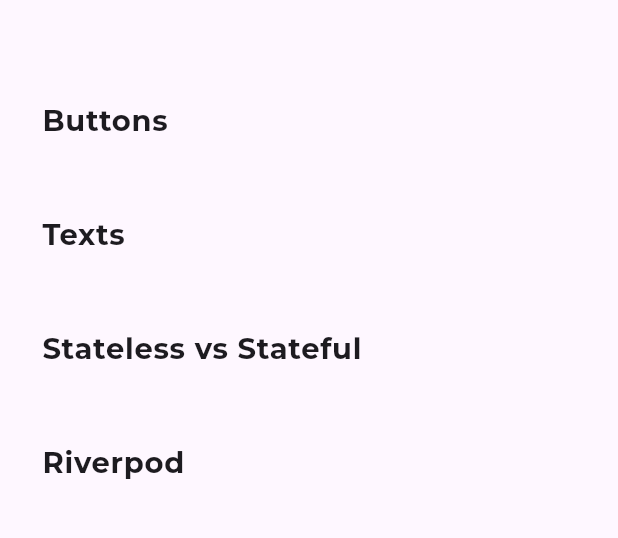
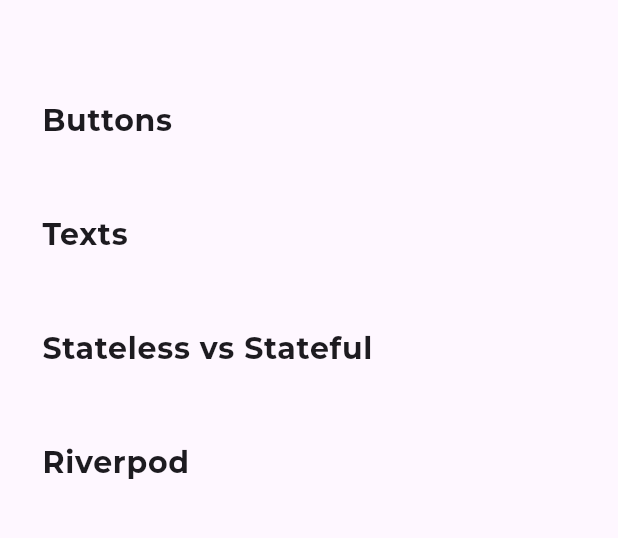
Before and after one commit to matgentili/FlutterDemo, a Flutter app: the screen it shows after launch, on a phone screen of 412 x 824 dp, the part 63-601 px from its top. Run offline on Flutter 3.47's test engine with Material 3 defaults, Android fonts, the phone set to English and light mode, and no system bars; our stand-ins replace flutter_riverpod.

Commit message:
Update home_screen.dart

```diff
--- a/lib/home_screen.dart
+++ b/lib/home_screen.dart
@@ -35,9 +35,7 @@ class HomeScreen extends StatelessWidget {
                 contentPadding: EdgeInsets.symmetric(vertical: 10),
                 title: Text(
                   screen['type'],
-                  style: AppTexts.kButton.copyWith(
-                    fontSize: 20.sp(context),
-                  ),
+                  style: AppTexts.kButton,
                 ),
                 onTap: () => Navigator.of(context).push(
                   MaterialPageRoute(
```
